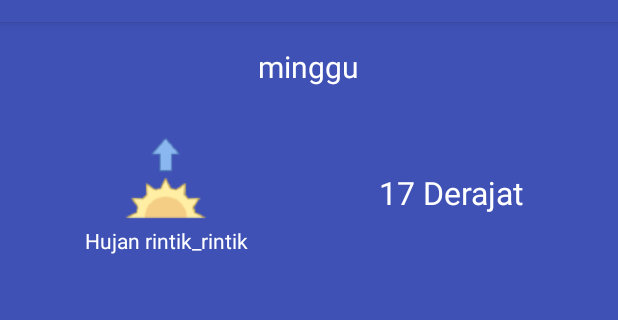
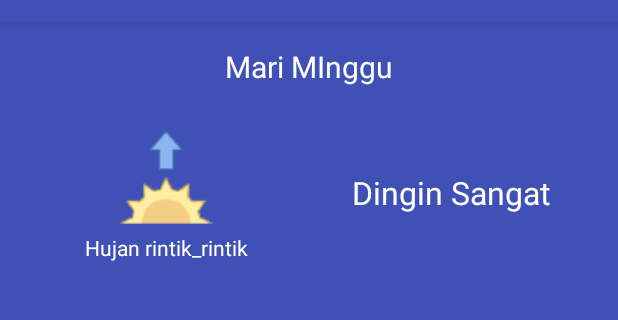
Before and after one commit to ArdianFZ/RamalanCuaca, an Android app: the screen it shows after launch (MainActivity), on a phone screen of 412 x 824 dp, the part 62-382 px from its top. Run offline under Robolectric (Android 15) with nearby library versions, the light colour scheme and no system bars; our stand-ins replace ButterKnife.

Commit message:
menabahkan java

```diff
--- a/app/src/main/java/com/code/pali/ramalancuaca/MainActivity.java
+++ b/app/src/main/java/com/code/pali/ramalancuaca/MainActivity.java
@@ -2,12 +2,44 @@ package com.code.pali.ramalancuaca;
 
 import android.os.Bundle;
 import android.support.v7.app.AppCompatActivity;
+import android.support.v7.widget.RecyclerView;
+import android.widget.ImageView;
+import android.widget.TextView;
+
+import butterknife.BindView;
+import butterknife.ButterKnife;
+
 
 public class MainActivity extends AppCompatActivity {
+
+    @BindView(R.id.text_Minggu)
+    TextView hariYngDiTampilkan;
+
+    @BindView(R.id.ImageMatahari)
+    ImageView gambarYangDitapilkan;
+
+    @BindView(R.id.textHujan)
+    TextView tapilaknCuaca;
+
+    @BindView(R.id.text17C)
+    TextView tampilanSuhu;
+
+    //bending
+    //@BindView(R.id.weather_List)
+    //RecyclerView weatherList;
+
 
     @Override
     protected void onCreate(Bundle savedInstanceState) {
         super.onCreate(savedInstanceState);
         setContentView(R.layout.activity_main);
+        ButterKnife.bind(this);
+
+
+        hariYngDiTampilkan.setText("Mari MInggu");
+        tampilanSuhu.setText("18C");
+        tampilanSuhu.setText("Dingin Sangat");
+        gambarYangDitapilkan.setImageResource(R.mipmap.sun);
+
     }
 }
--- a/app/src/main/res/layout/activity_main.xml
+++ b/app/src/main/res/layout/activity_main.xml
@@ -14,7 +14,7 @@
        android:orientation="vertical"
        android:padding="@dimen/padding_16">
        <TextView
-
+           android:id="@+id/text_Minggu"
            android:layout_width="wrap_content"
            android:layout_height="wrap_content"
            android:layout_gravity="center_horizontal"
@@ -33,10 +33,12 @@
                android:gravity="center"
                android:orientation="vertical">
                <ImageView
+                   android:id="@+id/ImageMatahari"
                    android:layout_width="@dimen/padding_64"
                    android:layout_height="@dimen/padding_64"
-                   android:src="@mipmap/sun" />
+                   android:src="@mipmap/ic_launcher" />
                <TextView
+                   android:id="@+id/textHujan"
                    android:layout_width="wrap_content"
                    android:layout_height="wrap_content"
                    android:text="Hujan rintik_rintik"
@@ -44,6 +46,7 @@
 
            </LinearLayout>
            <TextView
+               android:id="@+id/text17C"
                android:layout_width="0dp"
                android:layout_height="match_parent"
                android:layout_weight="1"
--- a/app/src/main/res/values/dimens.xml
+++ b/app/src/main/res/values/dimens.xml
@@ -1,5 +1,5 @@
 <?xml version="1.0" encoding="utf-8"?>
 <resources>
     <dimen name="padding_16">16dp</dimen>
-    <dimen name="padding_64">64dp</dimen>
+    <dimen name="padding_64">74dp</dimen>
 </resources>
```
